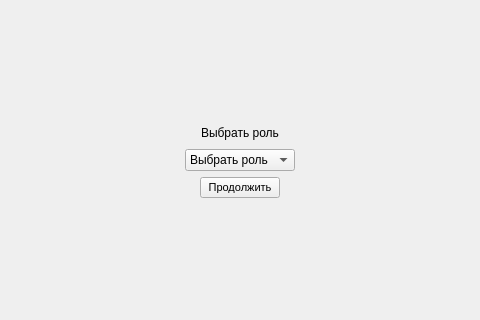
Above: YandexProject1/all_entrance.ui from JKarak/app-for-applications before the change; both pictures show x 260 to 740 and y 154 to 474 of the 1000 by 650 pixel window. Below: the same form after it.
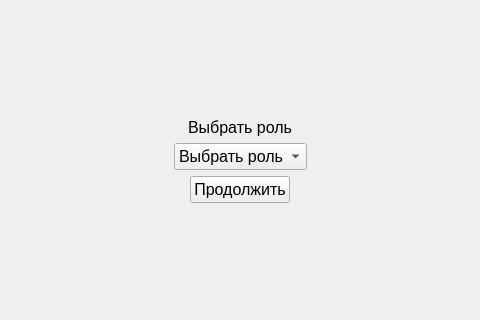
That is the form after the change.

```diff
--- a/YandexProject1/all_entrance.ui
+++ b/YandexProject1/all_entrance.ui
@@ -13,6 +13,9 @@
   <property name="windowTitle">
    <string>MainWindow</string>
   </property>
+  <property name="toolButtonStyle">
+   <enum>Qt::ToolButtonTextUnderIcon</enum>
+  </property>
   <widget class="QWidget" name="centralwidget">
    <layout class="QVBoxLayout" name="verticalLayout_2">
     <item>
@@ -49,6 +52,11 @@
           </item>
           <item>
            <widget class="QLabel" name="label">
+            <property name="font">
+             <font>
+              <pointsize>12</pointsize>
+             </font>
+            </property>
             <property name="text">
              <string>Выбрать роль</string>
             </property>
@@ -86,6 +94,11 @@
           </item>
           <item>
            <widget class="QComboBox" name="comboBox">
+            <property name="font">
+             <font>
+              <pointsize>12</pointsize>
+             </font>
+            </property>
             <item>
              <property name="text">
               <string>Выбрать роль</string>
@@ -137,7 +150,7 @@
            <widget class="QPushButton" name="pushButton">
             <property name="font">
              <font>
-              <pointsize>8</pointsize>
+              <pointsize>12</pointsize>
              </font>
             </property>
             <property name="text">
```
